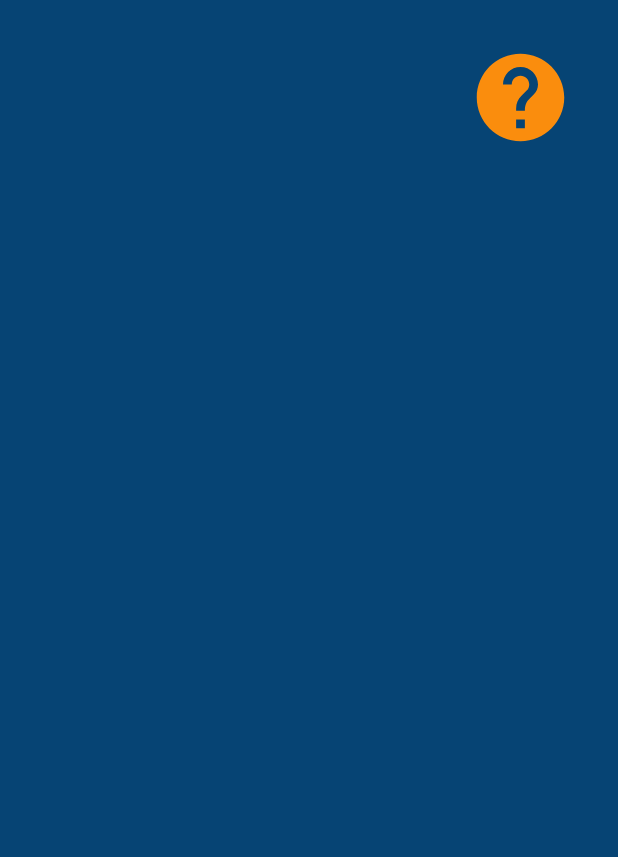
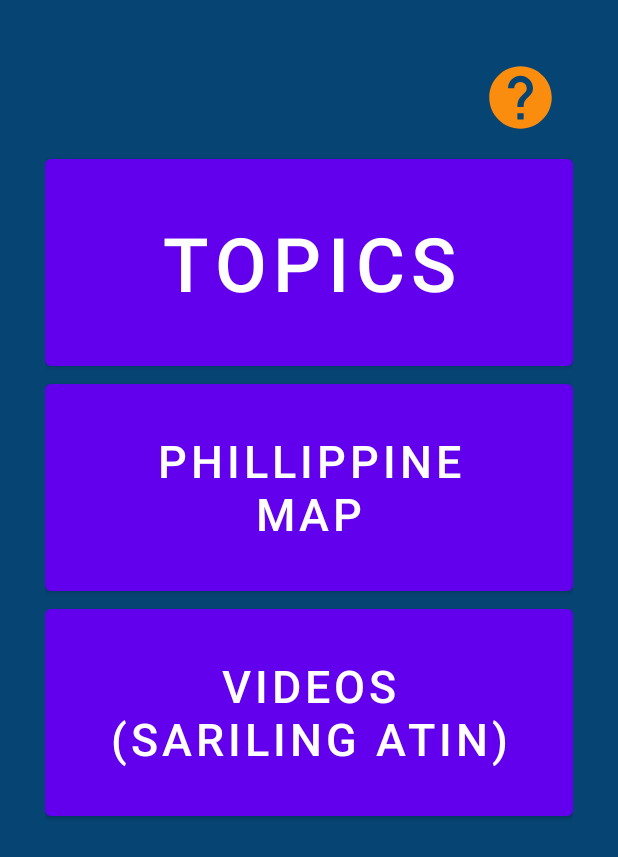
Before and after one commit to agapay-conqueror/AgapayApp, an Android app: the Home screen opened directly, with no data from a screen before it, on a phone screen of 412 x 824 dp. Shown: the top 857 px of the screen. Run offline under Robolectric (Android 15) with nearby library versions, the light colour scheme and no system bars.

Commit message:
adding button in home page

```diff
--- a/Agapay/app/src/main/java/com/example/agapay/student.java
+++ /dev/null
@@ -1,15 +0,0 @@
-package com.example.agapay;
-
-public class student {
-    public String fullName, Username, Email;
-
-    public student(){
-
-    }
-
-    public student(String fullName, String username, String email) {
-        this.fullName = fullName;
-        Username = username;
-        Email = email;
-    }
-}
--- a/Agapay/app/src/main/res/drawable/ic_help.xml
+++ b/Agapay/app/src/main/res/drawable/ic_help.xml
@@ -1,5 +1,5 @@
-<vector android:height="70dp" android:tint="#FA8D0D"
+<vector android:height="50dp" android:tint="#FA8D0D"
     android:viewportHeight="24" android:viewportWidth="24"
-    android:width="70dp" xmlns:android="http://schemas.android.com/apk/res/android">
+    android:width="50dp" xmlns:android="http://schemas.android.com/apk/res/android">
     <path android:fillColor="@android:color/white" android:pathData="M12,2C6.48,2 2,6.48 2,12s4.48,10 10,10 10,-4.48 10,-10S17.52,2 12,2zM13,19h-2v-2h2v2zM15.07,11.25l-0.9,0.92C13.45,12.9 13,13.5 13,15h-2v-0.5c0,-1.1 0.45,-2.1 1.17,-2.83l1.24,-1.26c0.37,-0.36 0.59,-0.86 0.59,-1.41 0,-1.1 -0.9,-2 -2,-2s-2,0.9 -2,2L8,9c0,-2.21 1.79,-4 4,-4s4,1.79 4,4c0,0.88 -0.36,1.68 -0.93,2.25z"/>
 </vector>
--- a/Agapay/app/src/main/res/layout/activity_home.xml
+++ b/Agapay/app/src/main/res/layout/activity_home.xml
@@ -23,6 +23,29 @@
             android:layout_gravity="right"
             android:onClick="btn_help"/>
 
+        <Button
+            android:layout_width="match_parent"
+            android:layout_height="150dp"
+            android:text="TOPICS"
+            android:textSize="50dp"
+            android:onClick="btn_topics"/>
+
+        <Button
+            android:layout_width="match_parent"
+            android:layout_height="150dp"
+            android:text="PHILLIPPINE
+            MAP"
+            android:textSize="30dp"
+            android:onClick="btn_phMap"/>
+
+        <Button
+            android:layout_width="match_parent"
+            android:layout_height="150dp"
+            android:text="VIDEOS
+            (sariling atin)"
+            android:textSize="30dp"
+            android:onClick="btn_videos"/>
+
 
 
 
```
